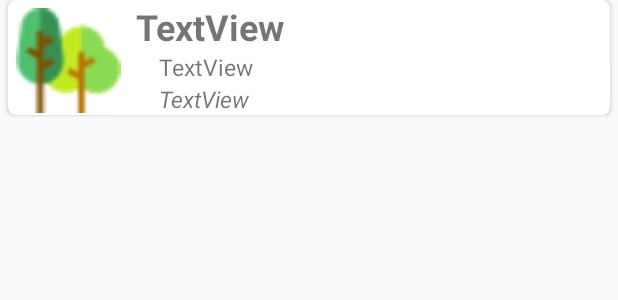
After one commit to D4xor/GoodSpot, an Android app: the layout spots.xml on its own in the app's theme, with its tools: preview values and no code run, on a phone screen of 412 x 824 dp. The commit adds this screen. Shown: the top 300 px of the screen. Run offline under Robolectric (Android 15) with nearby library versions, the phone set to English and light mode, and no system bars.

Commit message:
Affichage listing des spots

```diff
--- a/app/build.gradle
+++ b/app/build.gradle
@@ -30,4 +30,6 @@ dependencies {
     implementation 'com.google.firebase:firebase-storage:19.1.1'
     implementation 'com.google.android.material:material:1.2.0-alpha06'
     implementation 'androidx.constraintlayout:constraintlayout:1.1.3'
+    implementation 'androidx.recyclerview:recyclerview:1.1.0'
+    implementation 'androidx.cardview:cardview:1.0.0'
 }
--- a/app/src/main/AndroidManifest.xml
+++ b/app/src/main/AndroidManifest.xml
@@ -18,6 +18,7 @@
         android:roundIcon="@mipmap/ic_launcher_round"
         android:supportsRtl="true"
         android:theme="@style/MyMaterialTheme">
+        <activity android:name=".Activities.ListActivity"/>
         <activity android:name=".Activities.AddMarkerActivity" />
         <!--
              The API key for Google Maps-based APIs is defined as a string resource.
--- /dev/null
+++ b/app/src/main/res/layout/spots.xml
@@ -0,0 +1,57 @@
+<?xml version="1.0" encoding="utf-8"?>
+<androidx.cardview.widget.CardView xmlns:android="http://schemas.android.com/apk/res/android"
+    xmlns:app="http://schemas.android.com/apk/res-auto"
+    xmlns:tools="http://schemas.android.com/tools"
+    android:layout_width="match_parent"
+    android:layout_height="wrap_content"
+    android:layout_marginBottom="5dp"
+    android:layout_marginHorizontal="5dp"
+    app:cardCornerRadius="5dp">
+
+    <RelativeLayout
+        android:layout_width="match_parent"
+        android:layout_height="match_parent">
+
+        <ImageView
+            android:id="@+id/imageView"
+            android:layout_marginLeft="5dp"
+            android:layout_marginTop="5dp"
+            android:layout_width="70dp"
+            android:layout_height="70dp"
+            app:srcCompat="@drawable/forest" />
+        <TextView
+            android:id="@+id/textView"
+            android:layout_width="wrap_content"
+            android:layout_height="wrap_content"
+            android:text="TextView"
+            android:layout_toEndOf="@+id/imageView"
+            android:layout_marginStart="10dp"
+            android:layout_alignParentTop="true"
+            android:layout_marginTop="1dp"
+            android:textSize="24dp"
+            android:textStyle="bold" />
+
+        <TextView
+            android:id="@+id/textView2"
+            android:layout_width="wrap_content"
+            android:layout_height="wrap_content"
+            android:layout_toEndOf="@+id/imageView"
+            android:layout_below="@+id/textView"
+            android:layout_marginStart="25dp"
+            android:text="TextView"
+            android:textSize="15dp" />
+
+        <TextView
+            android:id="@+id/textView3"
+            android:layout_width="wrap_content"
+            android:layout_height="wrap_content"
+            android:text="TextView"
+            android:layout_below="@id/textView2"
+            android:layout_toEndOf="@+id/imageView"
+            android:layout_marginStart="25dp"
+            android:textStyle="italic"
+            android:textSize="15dp" />
+
+    </RelativeLayout>
+
+</androidx.cardview.widget.CardView>
--- a/build.gradle
+++ b/build.gradle
@@ -19,6 +19,9 @@ allprojects {
     repositories {
         google()
         jcenter()
+        maven {
+            url "https://maven.google.com"
+        }
 
     }
 }
```
Also changed, not shown: app/src/main/java/com/example/goodspot/Activities/ListActivity.java (added, +70 -0 lines), app/src/main/java/com/example/goodspot/Activities/MapsActivity.java (+13 -8 lines), app/src/main/java/com/example/goodspot/ListAdapter.java (added, +58 -0 lines), app/src/main/java/com/example/goodspot/Model/ItemsMark.java (added, +47 -0 lines), app/src/main/res/layout/activity_list.xml (added, +29 -0 lines), app/src/main/res/layout/activity_maps.xml (+3 -4 lines), app/src/main/res/values/styles.xml (+0 -8 lines).
